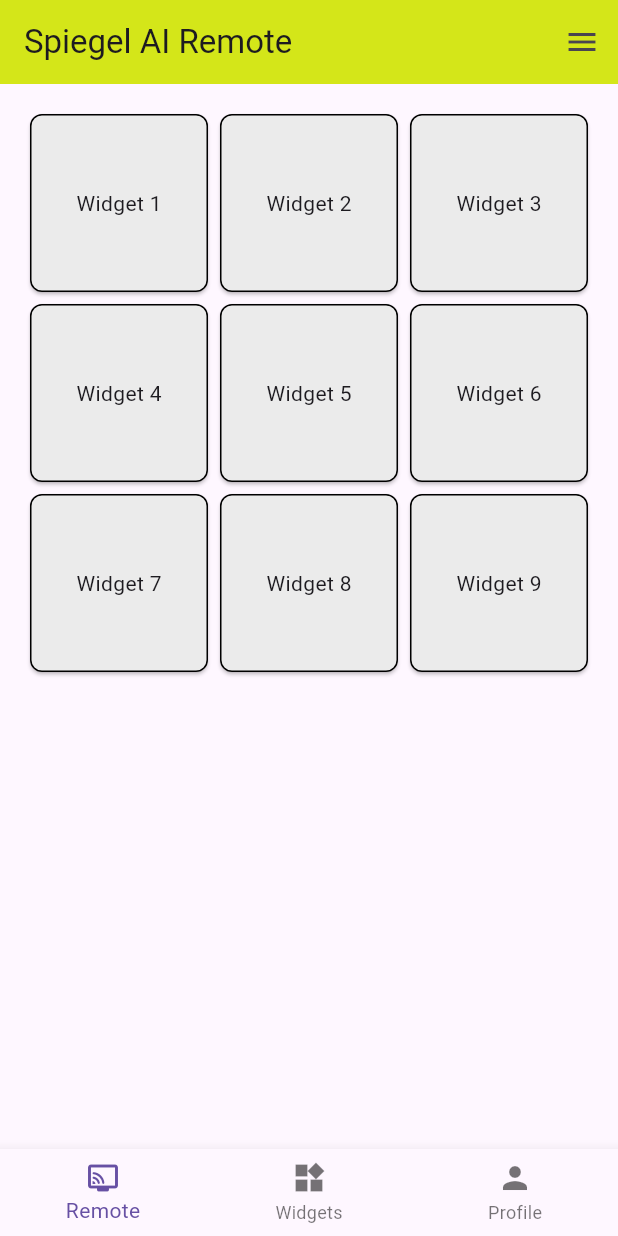
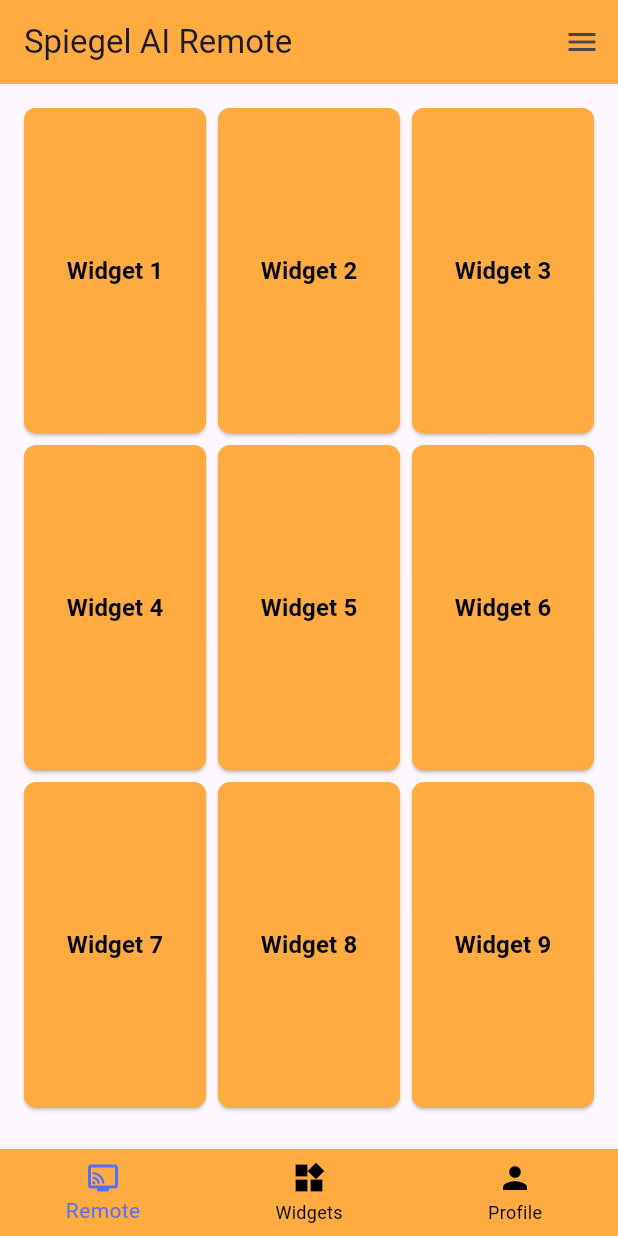
Before and after one commit to NightPic/Spiegel-AI, a Flutter app: the screen it shows after launch, on a phone screen of 412 x 824 dp. Run offline on Flutter 3.47's test engine with Material 3 defaults, Android fonts, the phone set to English and light mode, and no system bars.

Commit message:
Finished remote page and adjusted frontend design.

```diff
--- a/remote_app/lib/drawer.dart
+++ b/remote_app/lib/drawer.dart
@@ -11,7 +11,7 @@ class AppDrawer extends StatelessWidget {
         children: <Widget>[
           const DrawerHeader(
             decoration: BoxDecoration(
-              color: Color.fromARGB(255, 212, 230, 25),
+              color: Colors.orangeAccent,
             ),
             child: Text(
               'Spiegel AI',
--- a/remote_app/lib/home_content.dart
+++ b/remote_app/lib/home_content.dart
@@ -1,54 +1,106 @@
 import 'package:flutter/material.dart';
 import 'package:remote_app/drawer.dart';
 
-class HomeContent extends StatelessWidget {
+class HomeContent extends StatefulWidget {
   const HomeContent({super.key});
+
+  @override
+  _HomeContentState createState() => _HomeContentState();
+}
+
+class _HomeContentState extends State<HomeContent> {
+  late List<int> _buttonIndexes;
+  final List<String> _buttonLabels = List.generate(9, (index) => 'Widget ${index + 1}');
+  final List<bool> _buttonClicked = List.generate(9, (index) => false);
+
+  @override
+  void initState() {
+    super.initState();
+    _buttonIndexes = List.generate(9, (index) => index);
+  }
 
   @override
   Widget build(BuildContext context) {
     final screenSize = MediaQuery.of(context).size;
-    final buttonWidth =
-        screenSize.width / 3; // Divide screen width into 3 equal parts
-    final buttonHeight =
-        screenSize.height / 3; // Divide screen height into 3 equal parts
+    final statusBarHeight = MediaQuery.of(context).padding.top;
+    const appBarHeight = kToolbarHeight;
+    final totalVerticalPadding = 32.0 + statusBarHeight + appBarHeight;
+
+    final buttonHeight = (screenSize.height - totalVerticalPadding) / 3;
+    final buttonWidth = screenSize.width / 3;
 
     return Scaffold(
       appBar: AppBar(
-        backgroundColor: const Color.fromARGB(255, 212, 230, 25),
+        backgroundColor: Colors.orangeAccent,
         title: const Text('Spiegel AI Remote'),
       ),
       endDrawer: const AppDrawer(),
       body: Padding(
         padding: const EdgeInsets.all(16.0),
-        child: GridView.count(
+        child: GridView.builder(
+          physics: const NeverScrollableScrollPhysics(),
+          gridDelegate: SliverGridDelegateWithFixedCrossAxisCount(
             crossAxisCount: 3,
-          shrinkWrap: true,
-          physics: const NeverScrollableScrollPhysics(),
-          children: List.generate(
-            9,
-            (index) => SizedBox(
+            childAspectRatio: buttonWidth / buttonHeight,
+            mainAxisSpacing: 8.0,
+            crossAxisSpacing: 8.0,
+          ),
+          itemCount: 9,
+          itemBuilder: (context, index) {
+            return DragTarget<int>(
+              builder: (context, candidateData, rejectedData) {
+                return Draggable<int>(
+                  data: _buttonIndexes[index],
+                  feedback: _buildButton(index, buttonWidth, buttonHeight),
+                  childWhenDragging: Container(),
+                  child: _buildButton(index, buttonWidth, buttonHeight),
+                );
+              },
+              onWillAcceptWithDetails: (data) => true,
+              onAcceptWithDetails: (details) {
+                final oldIndex = _buttonIndexes.indexOf(details.data);
+                final newIndex = index;
+                if (oldIndex != newIndex) {
+                  setState(() {
+                    final temp = _buttonIndexes[oldIndex];
+                    _buttonIndexes[oldIndex] = _buttonIndexes[newIndex];
+                    _buttonIndexes[newIndex] = temp;
+                  });
+                }
+              },
+            );
+          },
+        ),
+      ),
+    );
+  }
+
+  Widget _buildButton(int index, double buttonWidth, double buttonHeight) {
+    return SizedBox(
       width: buttonWidth,
       height: buttonHeight,
-              child: Card(
-                key: ValueKey(index),
-                color: const Color.fromARGB(255, 235, 235, 235),
+      child: ElevatedButton(
+        onPressed: () {
+          setState(() {
+            _buttonClicked[index] = !_buttonClicked[index];
+          });
+        },
+        style: ElevatedButton.styleFrom(
+          backgroundColor: _buttonClicked[index] ? Colors.grey.withOpacity(0.5) : Colors.orangeAccent, // Change color when clicked
+          foregroundColor: Colors.black, // Text color
           shape: RoundedRectangleBorder(
             borderRadius: BorderRadius.circular(8.0),
             side: const BorderSide(
-                    color: Colors.black,
+              color: Colors.orangeAccent, // Border color
               width: 1.0,
             ),
           ),
-                child: InkWell(
-                  onTap: () {
-                    // Handle button tap
-                  },
-                  child: Center(
-                    child: Text('Widget ${index + 1}'),
         ),
-                ),
-              ),
-            ),
+        child: Text(
+          _buttonLabels[_buttonIndexes[index]],
+          style: const TextStyle(
+            fontSize: 16.0,
+            fontWeight: FontWeight.bold,
           ),
         ),
       ),
--- a/remote_app/lib/home_page.dart
+++ b/remote_app/lib/home_page.dart
@@ -7,6 +7,7 @@ class HomePage extends StatefulWidget {
   const HomePage({super.key});
 
   @override
+  // ignore: library_private_types_in_public_api
   _HomePageState createState() => _HomePageState();
 }
 
@@ -30,6 +31,9 @@ class _HomePageState extends State<HomePage> {
       body: _pages[_selectedIndex],
       bottomNavigationBar: BottomNavigationBar(
         currentIndex: _selectedIndex,
+        backgroundColor: Colors.orangeAccent, // Change the color here
+        selectedItemColor: Colors.indigoAccent,
+        unselectedItemColor: Colors.black,
         onTap: _onItemTapped,
         items: const <BottomNavigationBarItem>[
           BottomNavigationBarItem(
--- a/remote_app/lib/profile_content.dart
+++ b/remote_app/lib/profile_content.dart
@@ -9,7 +9,7 @@ class ProfileContent extends StatelessWidget {
   Widget build(BuildContext context) {
     return Scaffold(
       appBar: AppBar(
-        backgroundColor: const Color.fromARGB(255, 212, 230, 25),
+        backgroundColor: Colors.orangeAccent,
         title: const Text('Profile'),
       ),
       endDrawer: const AppDrawer(),
```
Also changed, not shown: remote_app/lib/widgets_content.dart (+19 -66 lines), remote_app/pubspec.lock. Lines whose indentation alone changed are shown as unchanged.
